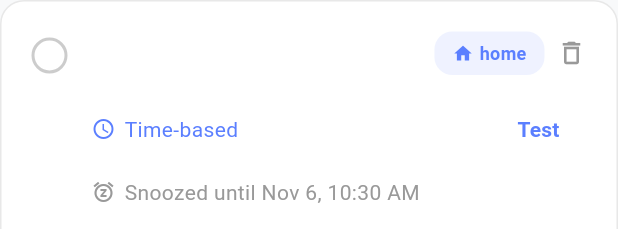
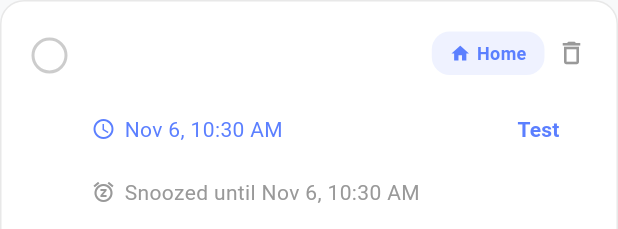
Before and after one commit to mihai337/SmartReminderFrontend, a Flutter app: the TaskCard widget shown alone on an empty page, opened directly with empty values, on a phone screen of 412 x 824 dp. Shown: the top 229 px of the screen. Run offline on Flutter 3.47's test engine with Material 3 defaults, Android fonts, the phone set to English and light mode, and no system bars; our stand-ins replace cloud_firestore, connectivity_plus, firebase_auth, firebase_core, flutter_local_notifications, geolocator and 1 more; missing offline and left inert: network_info_plus, workmanager; accounts and stored records are empty; network calls fail.

Commit message:
time tasks are saved to db

```diff
--- a/lib/models/task.dart
+++ b/lib/models/task.dart
@@ -1,12 +1,17 @@
 import 'package:cloud_firestore/cloud_firestore.dart';
 
-enum TaskCategory { home, work, school, all }
 enum TriggerType { location, time, wifi }
-enum StateChange { enter, exit, connect, disconnect }
 
 // Backend enums from Java
 enum TaskProfile { HOME, WORK, SCHOOL }
 enum TaskStatus { PENDING, COMPLETED, CANCELLED }
+enum StateChange {
+  enter,      // for location
+  exit,       // for location
+  connect,    // for wifi
+  disconnect  // for wifi
+}
+
 
 /// Polymorphic Trigger base class. Backend uses a 'type' discriminator
 /// with names like "TIME" and "LOCATION". We mirror that here.
@@ -14,66 +19,66 @@ abstract class Trigger {
   final int? id;
   final bool triggered;
   final bool onEnter;
+  String get type;
 
   Trigger({this.id, this.triggered = false, this.onEnter = false});
 
-  String get typeName;
-
   Map<String, dynamic> toJson();
 
-  static Trigger? fromJson(Map<String, dynamic>? json) {
-    if (json == null) return null;
+  static Trigger fromJson(Map<String, dynamic>? json) {
+    if (json == null) throw ArgumentError('Trigger data cannot be null');
     final type = json['type'] as String?;
-    if (type == null) return null;
+    if (type == null) throw ArgumentError('Trigger type cannot be null');
+
     switch (type) {
       case 'TIME':
         return TimeTrigger.fromJson(json);
       case 'LOCATION':
         return LocationTrigger.fromJson(json);
       default:
-        return null;
+        throw ArgumentError('Unknown trigger type: $type');
     }
   }
 }
 
 class TimeTrigger extends Trigger {
-  final DateTime? dateTime;
+  final DateTime time;
 
-  TimeTrigger({int? id, bool triggered = false, bool onEnter = false, this.dateTime}) : super(id: id, triggered: triggered, onEnter: onEnter);
+  TimeTrigger({int? id, bool triggered = false, bool onEnter = false, required this.time}) : super(id: id, triggered: triggered, onEnter: onEnter);
 
   @override
-  String get typeName => 'TIME';
+  String get type => 'TIME';
 
   @override
   Map<String, dynamic> toJson() => {
-    'type': typeName,
+    'type': type,
     'id': id,
     'triggered': triggered,
     'onEnter': onEnter,
-    'dateTime': dateTime?.toIso8601String(),
+    'time': time.toUtc().toIso8601String(),
   };
 
   static TimeTrigger fromJson(Map<String, dynamic> json) => TimeTrigger(
     id: json['id'] is int ? json['id'] as int : (json['id'] is num ? (json['id'] as num).toInt() : null),
     triggered: json['triggered'] as bool? ?? false,
     onEnter: json['onEnter'] as bool? ?? false,
-    dateTime: json['dateTime'] != null ? DateTime.parse(json['dateTime'] as String) : null,
+    time: DateTime.parse(json['time'] as String),
   );
 }
 
 class LocationTrigger extends Trigger {
-  final double? latitude;
-  final double? longitude;
-  final double? radius;
+  final double latitude;
+  final double longitude;
+  final double radius;
 
-  LocationTrigger({int? id, bool triggered = false, bool onEnter = false, this.latitude, this.longitude, this.radius}) : super(id: id, triggered: triggered, onEnter: onEnter);
+  LocationTrigger({int? id, bool triggered = false, bool onEnter = false, required this.latitude, required this.longitude, required this.radius}) : super(id: id, triggered: triggered, onEnter: onEnter);
 
   @override
-  String get typeName => 'LOCATION';
+  String get type => 'LOCATION';
 
   @override
   Map<String, dynamic> toJson() => {
-    'type': typeName,
+    'type': type,
     'id': id,
     'triggered': triggered,
     'onEnter': onEnter,
@@ -86,9 +91,9 @@ class LocationTrigger extends Trigger {
     id: json['id'] is int ? json['id'] as int : (json['id'] is num ? (json['id'] as num).toInt() : null),
     triggered: json['triggered'] as bool? ?? false,
     onEnter: json['onEnter'] as bool? ?? false,
-    latitude: json['latitude'] != null ? (json['latitude'] as num).toDouble() : null,
-    longitude: json['longitude'] != null ? (json['longitude'] as num).toDouble() : null,
-    radius: json['radius'] != null ? (json['radius'] as num).toDouble() : null,
+    latitude:  (json['latitude'] as num).toDouble() ,
+    longitude:  (json['longitude'] as num).toDouble() ,
+    radius: (json['radius'] as num).toDouble(),
   );
 }
 
@@ -99,40 +104,25 @@ class Task {
 
   // Backend fields
   final TaskStatus status;
-  final TaskProfile? profile;
-  final Trigger? trigger; // polymorphic trigger
-
-  // UI / app fields (kept for backward compatibility)
-  final TaskCategory category;
-  final TriggerType triggerType;
-  final Map<String, dynamic> triggerConfig;
-  final StateChange? stateChange;
+  final TaskProfile profile;
+  final Trigger trigger; // polymorphic trigger
 
   Task({
     required this.id,
     required this.title,
     this.description,
     this.status = TaskStatus.PENDING,
-    this.profile,
-    this.trigger,
-    this.category = TaskCategory.home,
-    this.triggerType = TriggerType.time,
-    this.triggerConfig = const {},
-    this.stateChange,
+    required this.profile,
+    required this.trigger,
   });
 
   Map<String, dynamic> toJson() => {
-    'id': id,
     'title': title,
     'description': description,
     'status': status.name,
-    'profile': profile?.name,
-    'trigger': trigger?.toJson(),
+    'profile': profile.name,
+    'trigger': trigger.toJson(),
     // keep legacy fields for backward compatibility
-    'category': category.name,
-    'triggerType': triggerType.name,
-    'triggerConfig': triggerConfig,
-    'stateChange': stateChange?.name,
   };
 
   factory Task.fromJson(Map<String, dynamic> json) => Task(
@@ -140,12 +130,8 @@ class Task {
     title: json['title'] as String,
     description: json['description'] as String?,
     status: json['status'] != null ? TaskStatus.values.firstWhere((e) => e.name == json['status'], orElse: () => TaskStatus.PENDING) : TaskStatus.PENDING,
-    profile: json['profile'] != null ? TaskProfile.values.firstWhere((e) => e.name == json['profile'], orElse: () => TaskProfile.HOME) : null,
+    profile: TaskProfile.values.firstWhere((e) => e.name == json['profile'], orElse: () => TaskProfile.HOME) ,
     trigger: Trigger.fromJson(json['trigger'] as Map<String, dynamic>?),
-    category: json['category'] != null ? TaskCategory.values.firstWhere((e) => e.name == json['category'], orElse: () => TaskCategory.home) : TaskCategory.home,
-    triggerType: json['triggerType'] != null ? TriggerType.values.firstWhere((e) => e.name == json['triggerType'], orElse: () => TriggerType.time) : TriggerType.time,
-    triggerConfig: json['triggerConfig'] is Map<String, dynamic> ? json['triggerConfig'] as Map<String, dynamic> : <String, dynamic>{},
-    stateChange: json['stateChange'] != null ? StateChange.values.firstWhere((e) => e.name == json['stateChange']) : null,
   );
 
   Task copyWith({
@@ -155,10 +141,7 @@ class Task {
     TaskStatus? status,
     TaskProfile? profile,
     Trigger? trigger,
-    TaskCategory? category,
-    TriggerType? triggerType,
-    Map<String, dynamic>? triggerConfig,
-    StateChange? stateChange,
+
   }) => Task(
     id: id ?? this.id,
     title: title ?? this.title,
@@ -166,9 +149,6 @@ class Task {
     status: status ?? this.status,
     profile: profile ?? this.profile,
     trigger: trigger ?? this.trigger,
-    category: category ?? this.category,
-    triggerType: triggerType ?? this.triggerType,
-    triggerConfig: triggerConfig ?? this.triggerConfig,
-    stateChange: stateChange ?? this.stateChange,
+
   );
 }
--- a/lib/widgets/task_card.dart
+++ b/lib/widgets/task_card.dart
@@ -17,71 +17,52 @@ class TaskCard extends StatelessWidget {
   });
 
   IconData _getTriggerIcon() {
-    switch (task.triggerType) {
-      case TriggerType.location:
-        return Icons.location_on;
-      case TriggerType.time:
-        return Icons.access_time;
-      case TriggerType.wifi:
-        return Icons.wifi;
+    if (task.trigger is TimeTrigger) {
+      return Icons.access_time;
+    } else if (task.trigger is LocationTrigger) {
+      return Icons.location_on;
+    } else {
+      return Icons.wifi;
     }
   }
 
   String _getTriggerText() {
-    switch (task.triggerType) {
-      case TriggerType.location:
-        final locationName = task.triggerConfig['locationName'] ?? 'Location';
-        final stateChange = task.stateChange?.name ?? 'enter';
-        return '$locationName (on $stateChange)';
-      case TriggerType.time:
-        final timestamp = DateTime.tryParse(task.triggerConfig['dateTime'] ?? '');
-        if (timestamp != null) {
-          return DateFormat('h:mm a').format(timestamp);
-        }
-        return 'Time-based';
-      case TriggerType.wifi:
-        final ssid = task.triggerConfig['ssid'] ?? 'WiFi';
-        final stateChange = task.stateChange?.name ?? 'connect';
-        return '$ssid (on $stateChange)';
+    if (task.trigger is TimeTrigger) {
+      final timeTrigger = task.trigger as TimeTrigger;
+      return DateFormat('MMM d, h:mm a').format(timeTrigger.time);
+    } else if (task.trigger is LocationTrigger) {
+      final locationTrigger = task.trigger as LocationTrigger;
+      final action = locationTrigger.onEnter ? 'enter' : 'exit';
+      return 'Location (on $action)';
+    } else {
+      return 'WiFi trigger'; // Handle WiFi if you have it
     }
   }
 
   Color _getCategoryColor() {
-    switch (task.category) {
-      case TaskCategory.home:
+    switch (task.profile) {
+      case TaskProfile.HOME:
         return const Color(0xFF5B7FFF);
-      case TaskCategory.work:
+      case TaskProfile.WORK:
         return const Color(0xFF8B7FFF);
-      case TaskCategory.school:
+      case TaskProfile.SCHOOL:
         return const Color(0xFFFF7F7F);
-      case TaskCategory.all:
-        return const Color(0xFF666666);
     }
   }
 
   String _getCategoryLabel() {
-    switch (task.category) {
-      case TaskCategory.home:
-        return 'home';
-      case TaskCategory.work:
-        return 'work';
-      case TaskCategory.school:
-        return 'school';
-      case TaskCategory.all:
-        return 'all';
-    }
+    return task.profile.name[0].toUpperCase() +
+        task.profile.name.substring(1).toLowerCase();
   }
 
   IconData _getCategoryIcon() {
-    switch (task.category) {
-      case TaskCategory.home:
+    switch (task.profile) {
+      case TaskProfile.HOME:
         return Icons.home;
-      case TaskCategory.work:
+      case TaskProfile.WORK:
         return Icons.work;
-      case TaskCategory.school:
+      case TaskProfile.SCHOOL:
         return Icons.school;
-      case TaskCategory.all:
-        return Icons.all_inclusive;
     }
   }
 
```
Also changed, not shown: lib/screens/home/home_screen.dart (+11 -11 lines), lib/screens/task/add_task_screen.dart (+38 -50 lines), lib/services/task_service.dart (+28 -25 lines), lib/widgets/category_chip.dart (+11 -13 lines).
